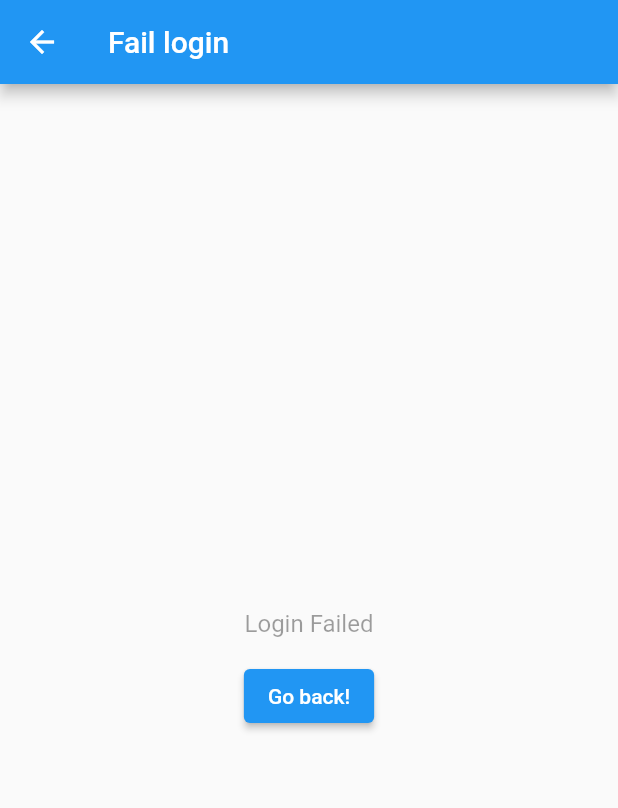
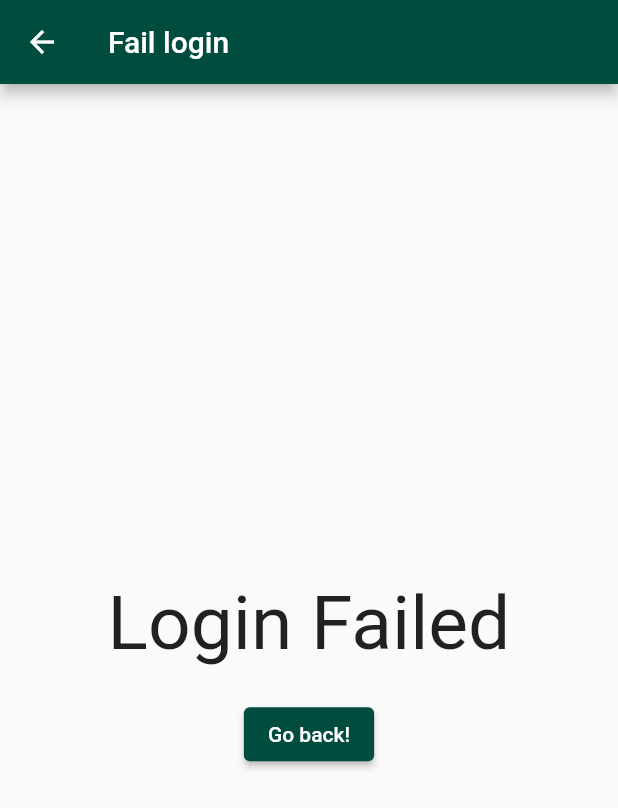
Before and after one commit to ClickFlick/IOTHW, a Flutter app: the screen it shows after launch, after a tap on "Login", on a phone screen of 412 x 824 dp. Shown: the top 808 px of the screen. Run offline on Flutter 3.47's test engine with Material 2 defaults, Android fonts, the phone set to English and light mode, and no system bars.

Commit message:
second commit

```diff
--- a/lib/main.dart
+++ b/lib/main.dart
@@ -13,7 +13,6 @@ void main() {
 final myController = TextEditingController();
 final myController2 = TextEditingController();
 
-
 class FirstScreen extends StatelessWidget {
   @override
   Widget build(BuildContext context) {
@@ -28,41 +27,52 @@ class FirstScreen extends StatelessWidget {
               mainAxisAlignment: MainAxisAlignment.center,
               children: <Widget>[
             Container(
-              alignment: Alignment.center,
+              width: 300,
               child: TextField(
+                maxLength: 10,
+                controller: myController,
                 decoration: InputDecoration(
-                    border: InputBorder.none, hintText: 'Username'),
-                enabled: false,
-                textAlign: TextAlign.center,
+                  hintText: "Enter your username",
+                  labelText: "Username",
+                  labelStyle: new TextStyle(
+                    color: Colors.teal[900],
+                  ),
+                  enabledBorder: UnderlineInputBorder(
+                    borderSide: BorderSide(color: Colors.teal[900]),
+                  ),
+                  focusedBorder:UnderlineInputBorder(
+                    borderSide: BorderSide(color: Colors.teal[900]),
+                  ),
+                ),
               ),
             ),
             Container(
               width: 300,
               child: TextField(
-                maxLength: 10,
-                controller: myController,
-              ),
-            ),
-            Container(
-              alignment: Alignment.center,
-              child: TextField(
-                decoration: InputDecoration(
-                    border: InputBorder.none, hintText: 'Password'),
-                enabled: false,
-                textAlign: TextAlign.center,
-              ),
-            ),
-            Container(
-              width: 300,
-              child: TextField(
-                maxLength: 10,
+                maxLength: 20,
                 controller: myController2,
                 obscureText: true,
                 autofocus: true,
+                decoration: InputDecoration(
+                    hintText: "Enter your password",
+                    labelText: "Password",
+                    labelStyle: new TextStyle(
+                      color: Colors.teal[900],
+                    ),
+                  enabledBorder: UnderlineInputBorder(
+                    borderSide: BorderSide(color: Colors.teal[900]),
+                  ),
+                  focusedBorder:UnderlineInputBorder(
+                    borderSide: BorderSide(color: Colors.teal[900]),
+                  ),
+                ),
               ),
             ),
             ElevatedButton(
-              child: Text('Login'),
+              style: ElevatedButton.styleFrom(
+                primary: Colors.teal[900],
+              ),
+              child: Text('Login',),
               onPressed: () {
                 if (myController2.text == "student" &&
                     myController.text == "student") {
@@ -104,12 +114,10 @@ class _SecondScreenState extends State<SecondScreen> {
               Navigator.push(
                 context,
                 MaterialPageRoute(builder: (context) => FirstScreen()),
-            ); },
-            icon: Icon(
-                Icons.home
-            ),
-          )
-      ),
+              );
+            },
+            icon: Icon(Icons.home),
+          )),
       body: SafeArea(
           child: Column(
         children: <Widget>[
@@ -144,7 +152,6 @@ class _SecondScreenState extends State<SecondScreen> {
                         if (amount > 0) {
                           amount -= 1;
                         }
-
                       });
                     },
                     child: Text(
@@ -198,6 +205,7 @@ class _SecondScreenState extends State<SecondScreen> {
                     color: Colors.teal.shade900,
                     fontFamily: 'SourceSansPro',
                     fontSize: 35,
+
                   ),
                 ),
               ),
@@ -214,7 +222,6 @@ class _SecondScreenState extends State<SecondScreen> {
                         if (amount3 > 0) {
                           amount3 -= 1;
                         }
-
                       });
                     },
                     child: Text(
@@ -254,6 +261,9 @@ class _SecondScreenState extends State<SecondScreen> {
             ),
           ),
           ElevatedButton(
+              style: ElevatedButton.styleFrom(
+                primary: Colors.teal[900],
+              ),
               onPressed: () {
                 int resultHeadphone = amount * 275;
                 int resultWatch = amount3 * 750;
@@ -261,7 +271,12 @@ class _SecondScreenState extends State<SecondScreen> {
                 Navigator.push(
                     context,
                     MaterialPageRoute(
-                      builder: (context) => FourthRoute(key: new Key("Checkout"),headphone: amount.toString(),watch: amount3.toString(),),));
+                      builder: (context) => FourthRoute(
+                        key: new Key("Checkout"),
+                        headphone: amount.toString(),
+                        watch: amount3.toString(),
+                      ),
+                    ));
               },
               child: Text("Checkout")),
         ],
@@ -275,6 +290,7 @@ class ThirdRoute extends StatelessWidget {
   Widget build(BuildContext context) {
     return Scaffold(
       appBar: AppBar(
+        backgroundColor: Colors.teal[900],
         title: Text("Fail login"),
       ),
       body: Center(
@@ -283,14 +299,20 @@ class ThirdRoute extends StatelessWidget {
             children: <Widget>[
               Container(
                 alignment: Alignment.center,
-                child: TextField(
-                  decoration: InputDecoration(
-                      border: InputBorder.none, hintText: 'Login Failed'),
-                  enabled: false,
-                  textAlign: TextAlign.center,
+                child: Padding(
+                  padding: const EdgeInsets.all(20.0),
+                  child: Text(
+                    "Login Failed",
+                    style: TextStyle(
+                      fontSize: 50,
+                    ),
+                  ),
                 ),
               ),
               ElevatedButton(
+                style: ElevatedButton.styleFrom(
+                  primary: Colors.teal[900],
+                ),
                 onPressed: () {
                   Navigator.pop(context);
                 },
@@ -307,16 +329,17 @@ class FourthRoute extends StatefulWidget {
   final String headphone;
   final String watch;
 
-  FourthRoute({Key key, @required this.headphone, @required this.watch}) : super(key: key);
+  FourthRoute({Key key, @required this.headphone, @required this.watch})
+      : super(key: key);
   @override
-  _FourthRouteState createState() => _FourthRouteState(headphone,watch);
+  _FourthRouteState createState() => _FourthRouteState(headphone, watch);
 }
 
 class _FourthRouteState extends State<FourthRoute> {
   String headphone;
   String watch;
   String paid = 'Not paid';
-  _FourthRouteState(this.headphone,this.watch);
+  _FourthRouteState(this.headphone, this.watch);
   @override
   Widget build(BuildContext context) {
     return Scaffold(
@@ -328,7 +351,6 @@ class _FourthRouteState extends State<FourthRoute> {
         child: Column(
             mainAxisAlignment: MainAxisAlignment.center,
             children: <Widget>[
-
               Container(
                 width: 300,
                 padding: EdgeInsets.all(10),
@@ -375,6 +397,9 @@ class _FourthRouteState extends State<FourthRoute> {
                 ),
               ),
               ElevatedButton(
+                style: ElevatedButton.styleFrom(
+                  primary: Colors.teal[900],
+                ),
                 onPressed: () {
                   showDialog(
                     context: context,
@@ -386,24 +411,24 @@ class _FourthRouteState extends State<FourthRoute> {
                         title: Text('Total'),
                         content: Text("Your total is: $result\$"),
                         actions: <Widget>[
-
                           TextButton(
                             child: Text('Cancel'),
                             onPressed: () {
                               Navigator.push(
                                 context,
-                                MaterialPageRoute(builder: (context) => SecondScreen()),
+                                MaterialPageRoute(
+                                    builder: (context) => SecondScreen()),
                               );
                             },
                           ),
                           TextButton(
+
                             child: Text('OK'),
                             onPressed: () {
                               setState(() {
                                 paid = 'Paid';
                                 Navigator.of(context).pop();
                               });
-
                             },
                           ),
                         ],
```
Lines whose indentation alone changed are shown as unchanged.
